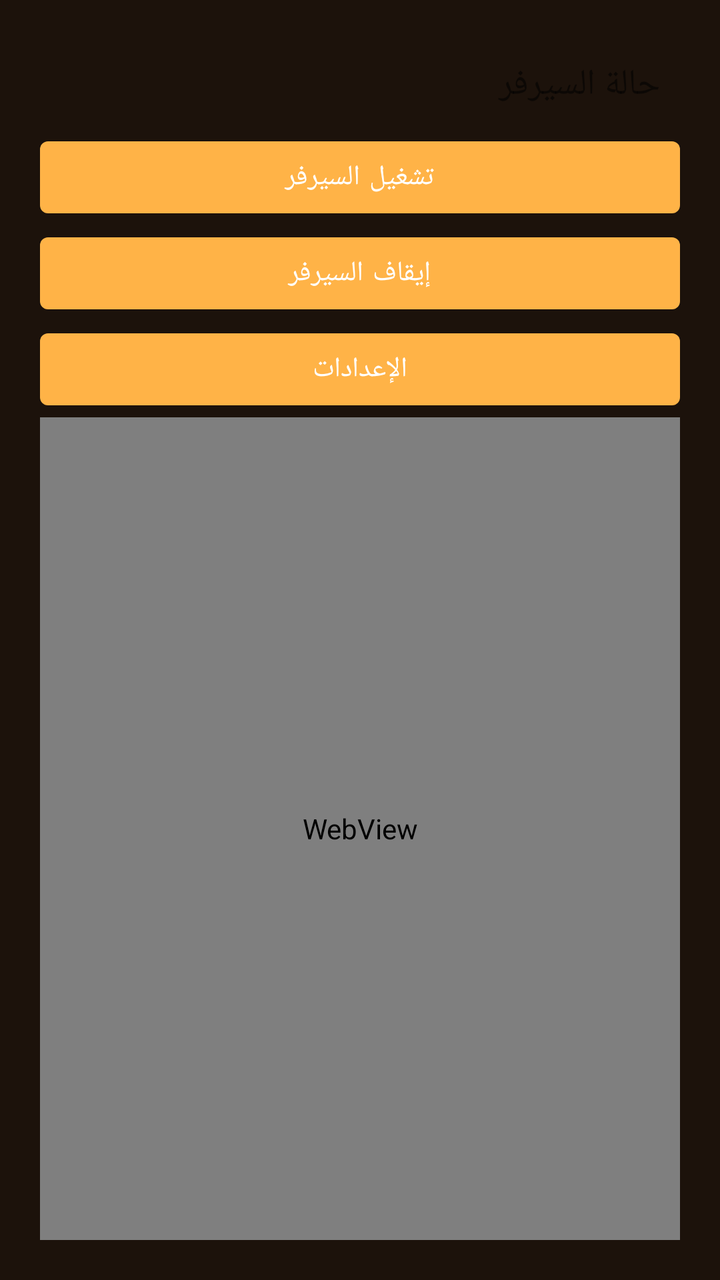
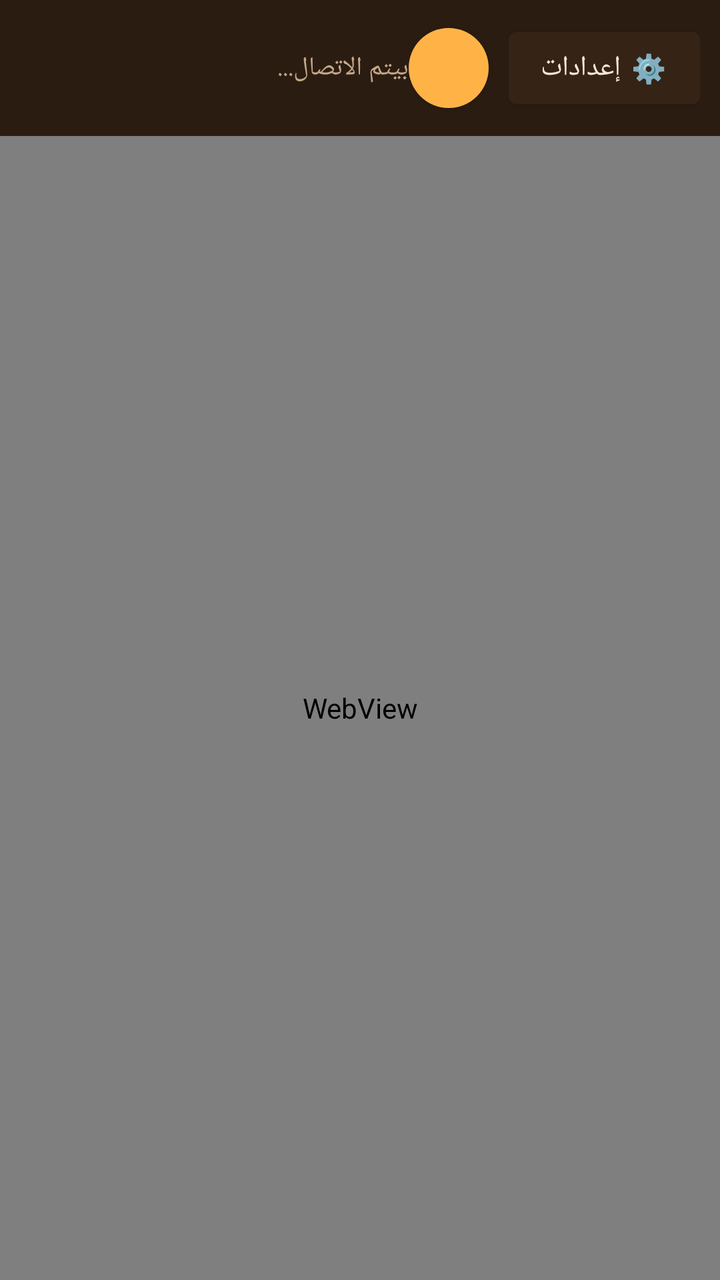

Compare the two renders of this Android layout. The source of the first and the diff that turns it into the second are given below.
<!-- AndroidManifest.xml: application theme Theme.OrderAlert -->
<!-- res/layout/activity_main.xml -->
<?xml version="1.0" encoding="utf-8"?>
<LinearLayout xmlns:android="http://schemas.android.com/apk/res/android"
    android:layout_width="match_parent"
    android:layout_height="match_parent"
    android:orientation="vertical"
    android:padding="20dp">

    <TextView
        android:id="@+id/statusText"
        android:layout_width="match_parent"
        android:layout_height="wrap_content"
        android:text="حالة السيرفر"
        android:textSize="18sp"
        android:padding="10dp" />

    <Button
        android:id="@+id/startServerBtn"
        android:layout_width="match_parent"
        android:layout_height="wrap_content"
        android:text="تشغيل السيرفر" />

    <Button
        android:id="@+id/stopServerBtn"
        android:layout_width="match_parent"
        android:layout_height="wrap_content"
        android:text="إيقاف السيرفر" />

    <Button
        android:id="@+id/settingsBtn"
        android:layout_width="match_parent"
        android:layout_height="wrap_content"
        android:text="الإعدادات" />

    <WebView
        android:id="@+id/webView"
        android:layout_width="match_parent"
        android:layout_height="0dp"
        android:layout_weight="1" />

</LinearLayout>
<!-- resources referenced by this layout -->
<resources>
  <style name="Theme.OrderAlert" parent="Theme.MaterialComponents.DayNight.NoActionBar">
          <item name="colorPrimary">#FFB347</item>
          <item name="colorPrimaryDark">#1C120B</item>
          <item name="colorAccent">#E0A52E</item>
          <item name="android:windowBackground">#1C120B</item>
      </style>
</resources>

<!-- the commit's change to res/layout/activity_main.xml (unified diff, before → after) -->
@@ -3,33 +3,45 @@
     android:layout_width="match_parent"
     android:layout_height="match_parent"
     android:orientation="vertical"
-    android:padding="20dp">
+    android:background="#1C120B">
 
-    <TextView
-        android:id="@+id/statusText"
+    <LinearLayout
         android:layout_width="match_parent"
         android:layout_height="wrap_content"
-        android:text="حالة السيرفر"
-        android:textSize="18sp"
-        android:padding="10dp" />
+        android:orientation="horizontal"
+        android:padding="10dp"
+        android:gravity="center_vertical"
+        android:background="#2B1C12">
 
-    <Button
-        android:id="@+id/startServerBtn"
-        android:layout_width="match_parent"
-        android:layout_height="wrap_content"
-        android:text="تشغيل السيرفر" />
+        <TextView
+            android:id="@+id/statusText"
+            android:layout_width="0dp"
+            android:layout_height="wrap_content"
+            android:layout_weight="1"
+            android:text="بيتم الاتصال..."
+            android:textColor="#C4A889"
+            android:textSize="13sp" />
 
-    <Button
-        android:id="@+id/stopServerBtn"
-        android:layout_width="match_parent"
-        android:layout_height="wrap_content"
-        android:text="إيقاف السيرفر" />
+        <Button
+            android:id="@+id/toggleServerBtn"
+            android:layout_width="40dp"
+            android:layout_height="40dp"
+            android:layout_marginEnd="10dp"
+            android:minWidth="0dp"
+            android:minHeight="0dp"
+            android:padding="0dp"
+            android:text=""
+            android:background="@drawable/circle_off" />
 
-    <Button
-        android:id="@+id/settingsBtn"
-        android:layout_width="match_parent"
-        android:layout_height="wrap_content"
-        android:text="الإعدادات" />
+        <Button
+            android:id="@+id/settingsBtn"
+            android:layout_width="wrap_content"
+            android:layout_height="wrap_content"
+            android:text="⚙️ إعدادات"
+            android:textAllCaps="false"
+            android:backgroundTint="#352315"
+            android:textColor="#F5E8D8" />
+    </LinearLayout>
 
     <WebView
         android:id="@+id/webView"
<!-- resource entries referenced after the edit -->
@@ -1,5 +1,11 @@
 <!-- resources referenced by this layout -->
 <resources>
+  <!-- drawable circle_off (drawable) -->
+  <?xml version="1.0" encoding="utf-8"?>
+  <shape xmlns:android="http://schemas.android.com/apk/res/android"
+      android:shape="oval">
+      <solid android:color="#3D6B35" />
+  </shape>
   <style name="Theme.OrderAlert" parent="Theme.MaterialComponents.DayNight.NoActionBar">
           <item name="colorPrimary">#FFB347</item>
           <item name="colorPrimaryDark">#1C120B</item>
